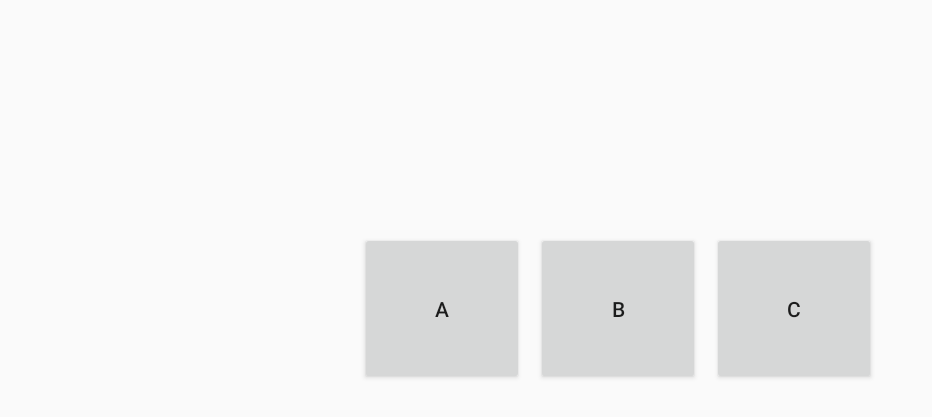
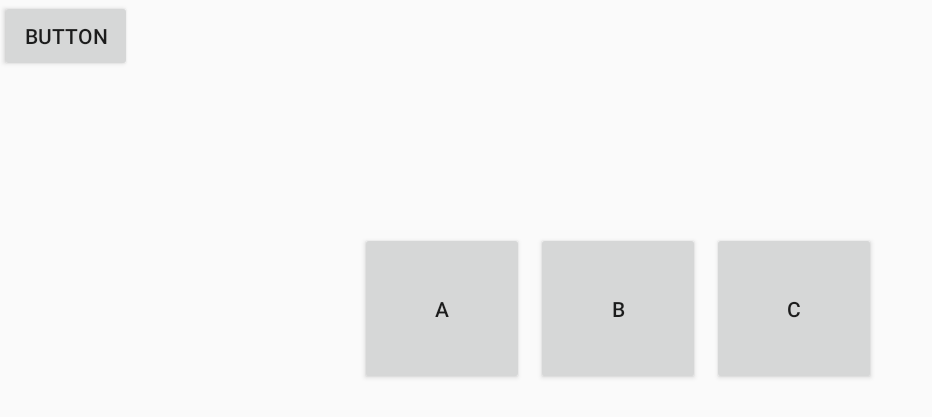
Before and after one commit to JonShard/SheikahSlateSimulator, an Android app: the screen it shows after launch (MainActivity), on a phone screen of 824 x 412 dp (held sideways). Shown: the top 417 px of the screen, without its empty margins (0-932 px from the left). Run offline under Robolectric (Android 15) with nearby library versions, the light colour scheme and no system bars.

```diff
--- a/app/src/main/res/layout/activity_main.xml
+++ b/app/src/main/res/layout/activity_main.xml
@@ -8,6 +8,12 @@
     tools:context=".MainActivity"
     tools:layout_editor_absoluteY="25dp">
 
+    <Button
+        android:id="@+id/main_button"
+        android:layout_width="wrap_content"
+        android:layout_height="wrap_content"
+        android:text="Button" />
+
     <android.support.v4.view.ViewPager
         android:id="@+id/main_viewPager"
         android:layout_width="match_parent"
@@ -17,6 +23,8 @@
         app:layout_constraintEnd_toStartOf="parent"
         app:layout_constraintHorizontal_bias="0.5"
         app:layout_constraintStart_toStartOf="parent"
-        app:layout_constraintTop_toTopOf="parent" />
+        app:layout_constraintTop_toTopOf="parent" >
+
+    </android.support.v4.view.ViewPager>
 
 </android.support.constraint.ConstraintLayout>
```
